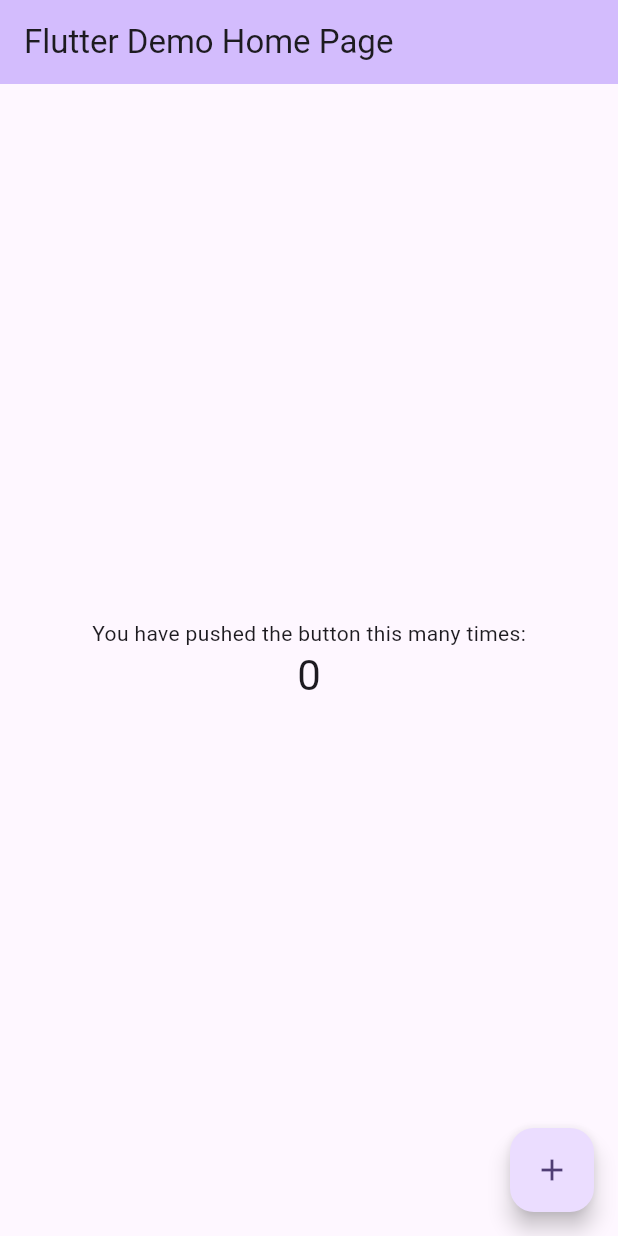
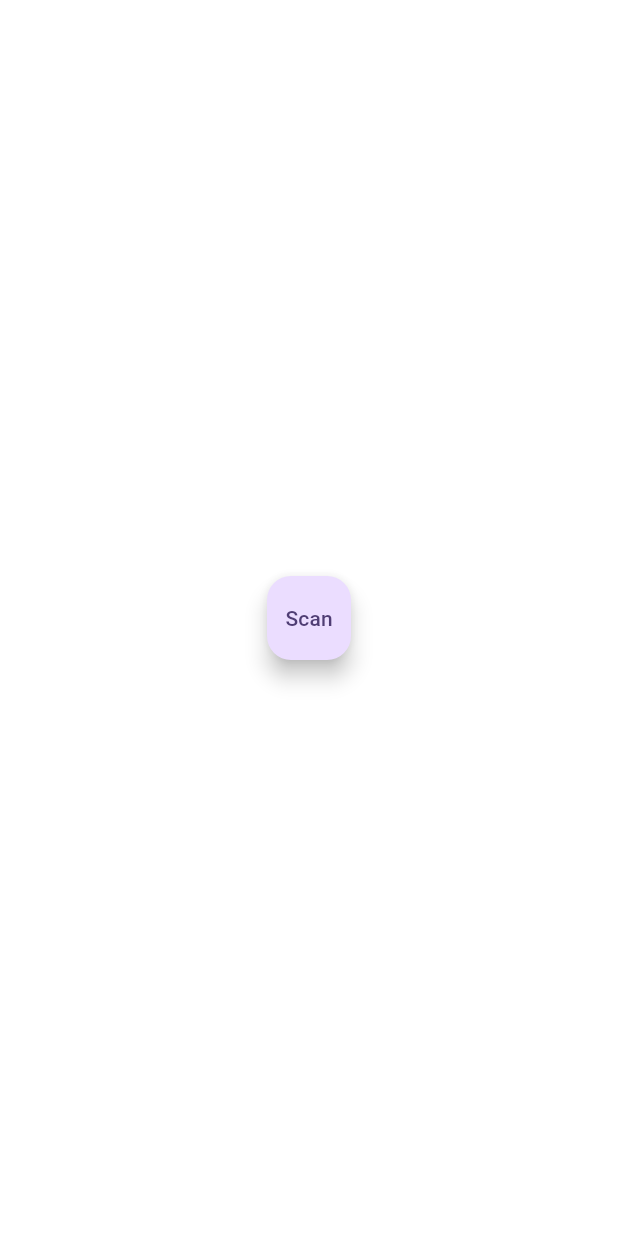
Before and after one commit to jmcarnahan/fevoticketscanner, a Flutter app: the screen it shows after launch, on a phone screen of 412 x 824 dp. Run offline on Flutter 3.47's test engine with Material 2 defaults, Android fonts, the phone set to English and light mode, and no system bars.

Commit message:
main: built basic of the app

```diff
--- a/lib/main.dart
+++ b/lib/main.dart
@@ -10,12 +10,12 @@ class MyApp extends StatelessWidget {
   @override
   Widget build(BuildContext context) {
     return MaterialApp(
-      title: 'Flutter Demo',
+      title: 'Fevo Scanner Demo',
       theme: ThemeData(
         colorScheme: ColorScheme.fromSeed(seedColor: Colors.deepPurple),
         useMaterial3: true,
       ),
-      home: const MyHomePage(title: 'Flutter Demo Home Page'),
+      home: const MyHomePage(title: 'Fevo Scanner Demo'),
     );
   }
 }
@@ -30,41 +30,27 @@ class MyHomePage extends StatefulWidget {
 }
 
 class _MyHomePageState extends State<MyHomePage> {
-  int _counter = 0;
+  bool _isScanned = false;
 
-  void _incrementCounter() {
+  void _setIsScanner() {
     setState(() {
-      _counter++;
+      _isScanned = true;
     });
   }
 
   @override
   Widget build(BuildContext context) {
+    Widget scanButton = FloatingActionButton(
+      onPressed: _setIsScanner,
+      child: Text('Scan'),
+    );
+    Widget scannedMsg = Text('Scanned');
+
     return Scaffold(
-      appBar: AppBar(
-
-        backgroundColor: Theme.of(context).colorScheme.inversePrimary,
-        title: Text(widget.title),
+      body: Center(
+        child: _isScanned ? scannedMsg : scanButton
       ),
-      body: Center(
-        child: Column(
-          mainAxisAlignment: MainAxisAlignment.center,
-          children: <Widget>[
-            const Text(
-              'You have pushed the button this many times:',
-            ),
-            Text(
-              '$_counter',
-              style: Theme.of(context).textTheme.headlineMedium,
-            ),
-          ],
-        ),
-      ),
-      floatingActionButton: FloatingActionButton(
-        onPressed: _incrementCounter,
-        tooltip: 'Increment',
-        child: const Icon(Icons.add),
-      ),
+      backgroundColor: _isScanned ? Colors.lightGreen : Colors.white,
     );
   }
 }
```
